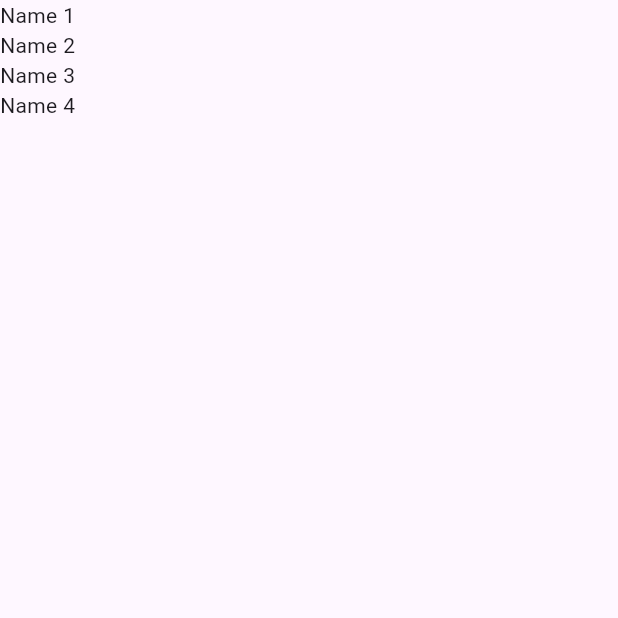
After one commit to NAYRA92/flutter_application_course_april_2025, a Flutter app: the ListIndexPage screen opened directly, on a phone screen of 412 x 824 dp, the top half of it. The commit adds this screen. Run offline on Flutter 3.47's test engine with Material 3 defaults, Android fonts, the phone set to English and light mode, and no system bars; our stand-ins replace animated_text_kit, flutter_animate, google_fonts, google_nav_bar, lottie, water_drop_nav_bar.

Commit message:
new file:   lib/list_index_page.dart 	modified:   lib/main.dart 	modified:   lib/sending_data_page.dart

```diff
--- /dev/null
+++ b/lib/list_index_page.dart
@@ -0,0 +1,30 @@
+import "package:flutter/material.dart";
+
+
+class ListIndexPage extends StatefulWidget {
+  const ListIndexPage({super.key});
+
+  @override
+  State<ListIndexPage> createState() => _ListIndexPageState();
+}
+
+List<String> _names = [
+  "Name 1",
+  "Name 2",
+  "Name 3",
+  "Name 4",
+];
+
+class _ListIndexPageState extends State<ListIndexPage> {
+  @override
+  Widget build(BuildContext context) {
+    return Scaffold(
+      body: ListView.builder(
+        itemCount: _names.length,
+        itemBuilder: (context, index) {
+         return Text(_names[index]);
+       },
+      ),
+    );
+  }
+}
--- a/lib/main.dart
+++ b/lib/main.dart
@@ -9,6 +9,7 @@ import 'april_23/im_rich.dart';
 import 'april_23/login_page_23_april.dart';
 import 'design_pages/mycontainer_page.dart';
 import 'april_23/signin_signup.dart';
+import 'list_index_page.dart';
 import 'sending_data_page.dart';
 
 void main() {
```
Also changed, not shown: lib/sending_data_page.dart (+20 -54 lines).
